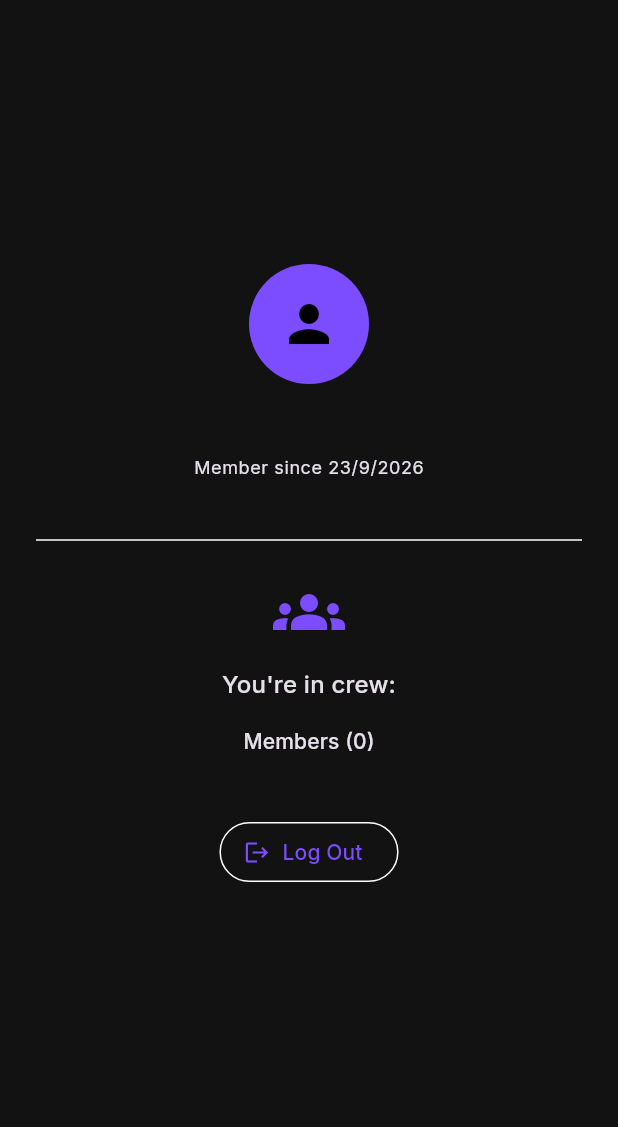
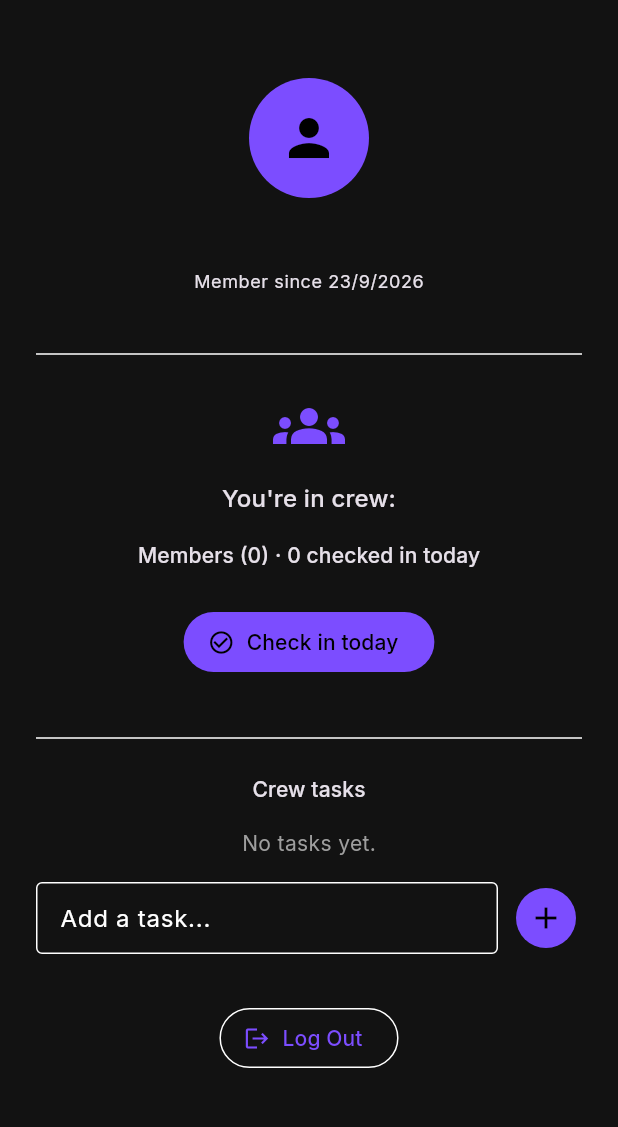
Before and after one commit to standard-archive/preflight-crew-auth, a Flutter app: the screen it shows once a user with an empty profile is signed in, on a phone screen of 412 x 824 dp, the part 84-1211 px from its top. Run offline on Flutter 3.47's test engine with Material 3 defaults, Android fonts, the phone set to English and light mode, and no system bars; drawn by our look-alikes of flutter_animate; our stand-ins replace cloud_firestore, firebase_auth, firebase_core, google_fonts; accounts and stored records are empty.

Commit message:
Day 19: add daily check-in tracking and shared crew task list

```diff
--- a/lib/src/screens/home_screen.dart
+++ b/lib/src/screens/home_screen.dart
@@ -8,6 +8,11 @@ import "crew_directory_screen.dart";
 
 String hashPassword(String password) {
   return sha256.convert(utf8.encode(password)).toString();
+}
+
+String todayKey() {
+  final now = DateTime.now();
+  return "${now.year}-${now.month.toString().padLeft(2, '0')}-${now.day.toString().padLeft(2, '0')}";
 }
 
 class HomeScreen extends StatefulWidget {
@@ -110,12 +115,13 @@ class _HomeScreenState extends State<HomeScreen> {
   }
 
   Future<void> _openDirectory() async {
-    final result = await Navigator.push<({String name, String password})>(
+    final result = await Navigator.push(
       context,
       MaterialPageRoute(builder: (_) => const CrewDirectoryScreen()),
     );
     if (result != null) {
-      _joinCrew(result.name, result.password);
+      final record = result as ({String name, String password});
+      _joinCrew(record.name, record.password);
     }
   }
 
@@ -166,12 +172,12 @@ class _HomeScreenState extends State<HomeScreen> {
                 const Divider(),
                 const SizedBox(height: 16),
                 if (user != null)
-                  StreamBuilder<DocumentSnapshot<Map<String, dynamic>>>(
+                  StreamBuilder(
                     stream: FirebaseFirestore.instance
                         .collection('users')
                         .doc(user.uid)
                         .snapshots(),
-                    builder: (context, userDocSnap) {
+                    builder: (context, AsyncSnapshot<DocumentSnapshot<Map<String, dynamic>>> userDocSnap) {
                       if (userDocSnap.connectionState ==
                               ConnectionState.waiting &&
                           !userDocSnap.hasData) {
@@ -195,13 +201,12 @@ class _HomeScreenState extends State<HomeScreen> {
                         );
                       }
 
-                      return StreamBuilder<
-                          DocumentSnapshot<Map<String, dynamic>>>(
+                      return StreamBuilder(
                         stream: FirebaseFirestore.instance
                             .collection('crews')
                             .doc(crewId)
                             .snapshots(),
-                        builder: (context, crewSnap) {
+                        builder: (context, AsyncSnapshot<DocumentSnapshot<Map<String, dynamic>>> crewSnap) {
                           if (crewSnap.connectionState ==
                                   ConnectionState.waiting &&
                               !crewSnap.hasData) {
@@ -226,29 +231,10 @@ class _HomeScreenState extends State<HomeScreen> {
                           final crewName =
                               crewData['name'] as String? ?? crewId;
 
-                          return StreamBuilder<
-                              QuerySnapshot<Map<String, dynamic>>>(
-                            stream: FirebaseFirestore.instance
-                                .collection('crews')
-                                .doc(crewId)
-                                .collection('members')
-                                .orderBy('joinedAt')
-                                .snapshots(),
-                            builder: (context, membersSnap) {
-                              final members = (membersSnap.data?.docs ?? [])
-                                  .map((d) => (
-                                        email: d.data()['email'] as String? ??
-                                            'Unknown',
-                                        joinedAt:
-                                            (d.data()['joinedAt']
-                                                    as Timestamp?)
-                                                ?.toDate(),
-                                      ))
-                                  .toList();
-
                           return _CrewDetails(
-                                  crewName: crewName, members: members);
-                            },
+                            crewId: crewId,
+                            crewName: crewName,
+                            currentUid: user.uid,
                           );
                         },
                       );
@@ -338,14 +324,80 @@ class _JoinCrewForm extends StatelessWidget {
   }
 }
 
-class _CrewDetails extends StatelessWidget {
-  const _CrewDetails({required this.crewName, required this.members});
+class _CrewDetails extends StatefulWidget {
+  const _CrewDetails({
+    required this.crewId,
+    required this.crewName,
+    required this.currentUid,
+  });
 
+  final String crewId;
   final String crewName;
-  final List<({String email, DateTime? joinedAt})> members;
+  final String currentUid;
+
+  @override
+  State<_CrewDetails> createState() => _CrewDetailsState();
+}
+
+class _CrewDetailsState extends State<_CrewDetails> {
+  final _taskController = TextEditingController();
+
+  @override
+  void dispose() {
+    _taskController.dispose();
+    super.dispose();
+  }
+
+  Future<void> _checkIn() async {
+    await FirebaseFirestore.instance
+        .collection('crews')
+        .doc(widget.crewId)
+        .collection('members')
+        .doc(widget.currentUid)
+        .update({'lastCheckInDate': todayKey()});
+  }
+
+  Future<void> _addTask() async {
+    final text = _taskController.text.trim();
+    if (text.isEmpty) return;
+    final user = FirebaseAuth.instance.currentUser;
+    if (user == null) return;
+
+    await FirebaseFirestore.instance
+        .collection('crews')
+        .doc(widget.crewId)
+        .collection('tasks')
+        .add({
+      'text': text,
+      'completed': false,
+      'createdBy': user.uid,
+      'createdByEmail': user.email,
+      'createdAt': FieldValue.serverTimestamp(),
+      'completedBy': null,
+      'completedAt': null,
+    });
+    _taskController.clear();
+  }
+
+  Future<void> _toggleTask(String taskId, bool currentlyCompleted) async {
+    final user = FirebaseAuth.instance.currentUser;
+    await FirebaseFirestore.instance
+        .collection('crews')
+        .doc(widget.crewId)
+        .collection('tasks')
+        .doc(taskId)
+        .update({
+      'completed': !currentlyCompleted,
+      'completedBy': !currentlyCompleted ? user?.email : null,
+      'completedAt':
+          !currentlyCompleted ? FieldValue.serverTimestamp() : null,
+    });
+  }
 
   @override
   Widget build(BuildContext context) {
+    final today = todayKey();
+
     return Column(
       children: [
         Icon(Icons.groups,
@@ -355,35 +407,144 @@ class _CrewDetails extends StatelessWidget {
             .scale(begin: const Offset(0.8, 0.8)),
         const SizedBox(height: 12),
         Text(
-          "You're in crew: $crewName",
+          "You're in crew: ${widget.crewName}",
           style: Theme.of(context).textTheme.titleMedium,
           textAlign: TextAlign.center,
         ).animate().fadeIn(duration: 600.ms).slideY(begin: -0.2),
         const SizedBox(height: 16),
+        StreamBuilder(
+          stream: FirebaseFirestore.instance
+              .collection('crews')
+              .doc(widget.crewId)
+              .collection('members')
+              .orderBy('joinedAt')
+              .snapshots(),
+          builder: (context, AsyncSnapshot<QuerySnapshot<Map<String, dynamic>>> membersSnap) {
+            final docs = membersSnap.data?.docs ?? [];
+            final selfDoc = docs.where((d) => d.id == widget.currentUid);
+            final selfCheckedIn = selfDoc.isNotEmpty &&
+                selfDoc.first.data()['lastCheckInDate'] == today;
+            final checkedInCount = docs
+                .where((d) => d.data()['lastCheckInDate'] == today)
+                .length;
+
+            return Column(
+              children: [
                 Text(
-          "Members (${members.length})",
+                  "Members (${docs.length}) · $checkedInCount checked in today",
                   style: Theme.of(context).textTheme.labelLarge,
                 ),
                 const SizedBox(height: 8),
-        ...members.map(
-          (m) => Padding(
+                ...docs.map((d) {
+                  final data = d.data();
+                  final email = data['email'] as String? ?? 'Unknown';
+                  final joinedAt =
+                      (data['joinedAt'] as Timestamp?)?.toDate();
+                  final checkedIn = data['lastCheckInDate'] == today;
+                  return Padding(
                     padding: const EdgeInsets.symmetric(vertical: 4),
                     child: Row(
                       mainAxisAlignment: MainAxisAlignment.center,
                       children: [
-                const Icon(Icons.person, size: 18),
+                        Icon(
+                          checkedIn
+                              ? Icons.check_circle
+                              : Icons.radio_button_unchecked,
+                          size: 18,
+                          color: checkedIn ? Colors.greenAccent : Colors.grey,
+                        ),
                         const SizedBox(width: 8),
                         Flexible(
                           child: Text(
-                    m.joinedAt != null
-                        ? "${m.email} · joined ${m.joinedAt!.day}/${m.joinedAt!.month}/${m.joinedAt!.year}"
-                        : m.email,
+                            joinedAt != null
+                                ? "$email · joined ${joinedAt.day}/${joinedAt.month}/${joinedAt.year}"
+                                : email,
                             overflow: TextOverflow.ellipsis,
                           ),
                         ),
                       ],
                     ),
+                  );
+                }),
+                const SizedBox(height: 16),
+                FilledButton.icon(
+                  onPressed: selfCheckedIn ? null : _checkIn,
+                  icon: Icon(
+                      selfCheckedIn ? Icons.check : Icons.check_circle_outline),
+                  label: Text(
+                      selfCheckedIn ? "Checked in for today" : "Check in today"),
                 ),
+              ],
+            );
+          },
+        ),
+        const SizedBox(height: 32),
+        const Divider(),
+        const SizedBox(height: 16),
+        Text(
+          "Crew tasks",
+          style: Theme.of(context).textTheme.labelLarge,
+        ),
+        const SizedBox(height: 8),
+        StreamBuilder(
+          stream: FirebaseFirestore.instance
+              .collection('crews')
+              .doc(widget.crewId)
+              .collection('tasks')
+              .orderBy('createdAt')
+              .snapshots(),
+          builder: (context, AsyncSnapshot<QuerySnapshot<Map<String, dynamic>>> tasksSnap) {
+            final docs = tasksSnap.data?.docs ?? [];
+            if (docs.isEmpty) {
+              return const Padding(
+                padding: EdgeInsets.symmetric(vertical: 8),
+                child: Text("No tasks yet.",
+                    style: TextStyle(color: Colors.grey)),
+              );
+            }
+            return Column(
+              children: docs.map((d) {
+                final data = d.data();
+                final text = data['text'] as String? ?? '';
+                final completed = data['completed'] as bool? ?? false;
+                return CheckboxListTile(
+                  dense: true,
+                  contentPadding: EdgeInsets.zero,
+                  value: completed,
+                  onChanged: (_) => _toggleTask(d.id, completed),
+                  title: Text(
+                    text,
+                    style: completed
+                        ? const TextStyle(
+                            decoration: TextDecoration.lineThrough,
+                            color: Colors.grey)
+                        : null,
+                  ),
+                );
+              }).toList(),
+            );
+          },
+        ),
+        const SizedBox(height: 8),
+        Row(
+          children: [
+            Expanded(
+              child: TextField(
+                controller: _taskController,
+                decoration: const InputDecoration(
+                  hintText: "Add a task...",
+                  border: OutlineInputBorder(),
+                  isDense: true,
+                ),
+                onSubmitted: (_) => _addTask(),
+              ),
+            ),
+            const SizedBox(width: 8),
+            IconButton.filled(
+              onPressed: _addTask,
+              icon: const Icon(Icons.add),
+            ),
+          ],
         ),
       ],
     );
```
Lines whose indentation alone changed are shown as unchanged.
